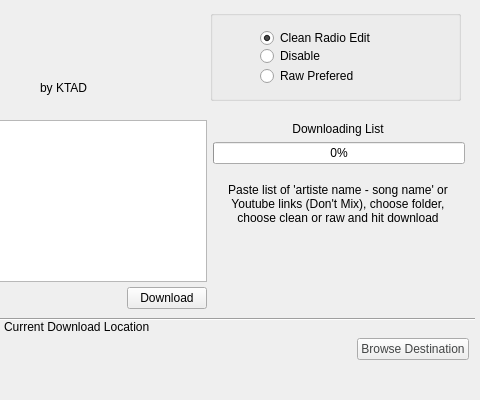
Above: MainUiWindow_redesign.ui from ktappdev/YTDownloader_PYQT5 before the change; both pictures show x 320 to 800 and y 0 to 400 of the 800 by 400 pixel window. Below: the same form after it.
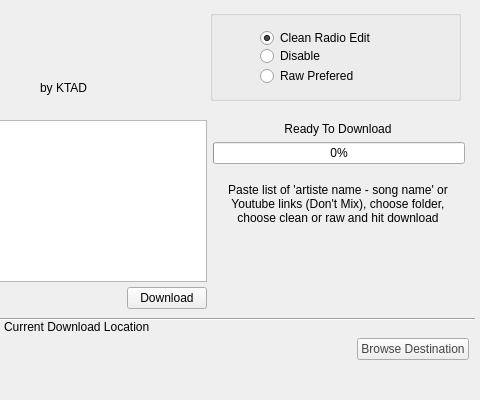
That is the form after the change. Icons and pictures are not drawn.

Commit message: Added the extra label, about to add progressbar for spotify

```diff
--- a/MainUiWindow_redesign.ui
+++ b/MainUiWindow_redesign.ui
@@ -370,7 +370,7 @@
          </size>
         </property>
         <property name="text">
-         <string>Downloading List</string>
+         <string>Ready To Download</string>
         </property>
         <property name="alignment">
          <set>Qt::AlignCenter</set>
```
Left out of the diff: 2 changed lines with no effect on the pictures. The commit also changes 1 other file.
